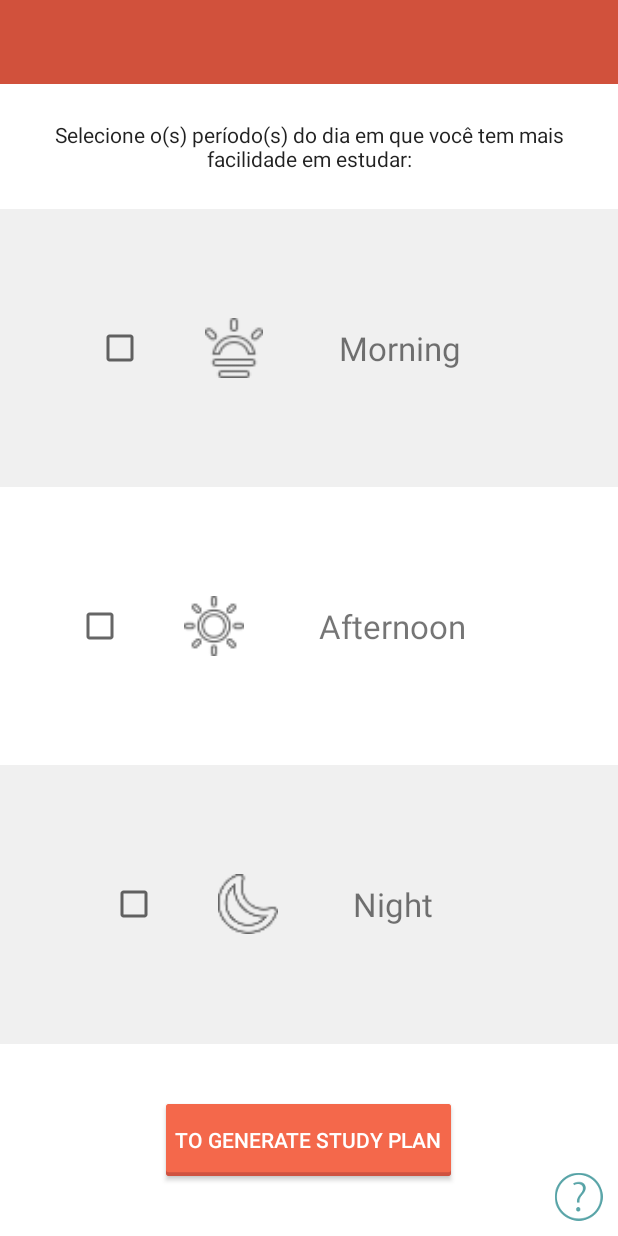
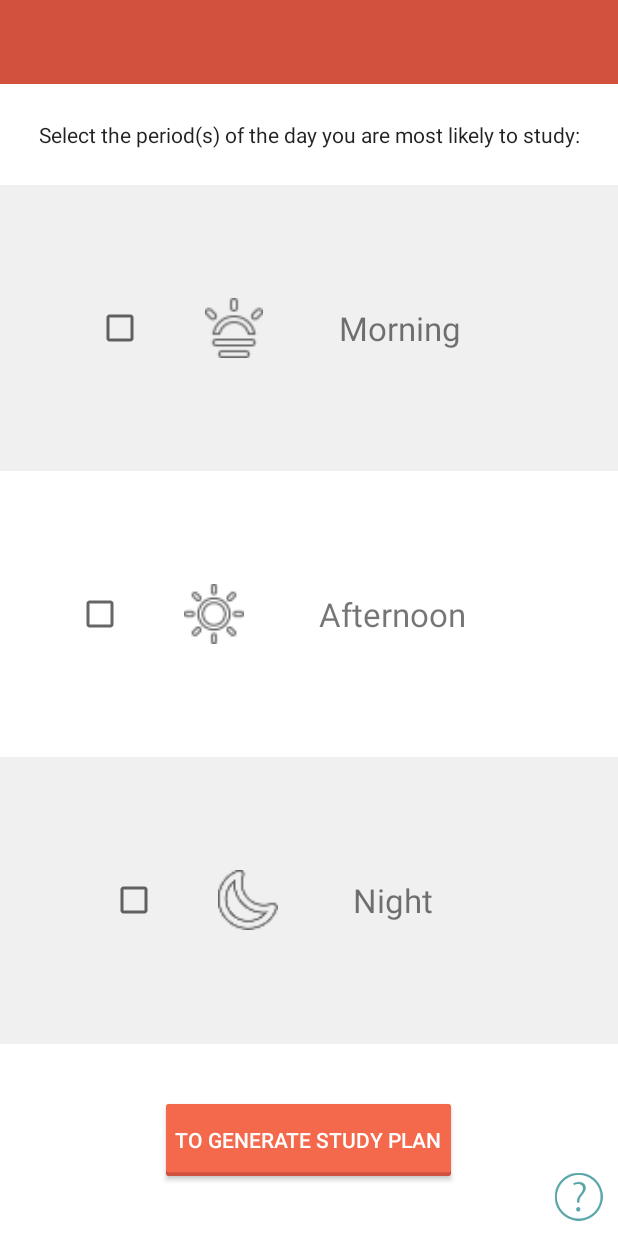
Before and after one commit to victorjatoba/SmartStudyPlan, an Android app: the layout activity_ease_of_learning.xml on its own in the app's theme, with its tools: preview values and no code run, on a phone screen of 412 x 824 dp. Run offline under Robolectric (Android 15) with nearby library versions, the light colour scheme and no system bars.

Commit message:
Fixed issue english language.

```diff
--- a/app/src/main/res/values/strings.xml
+++ b/app/src/main/res/values/strings.xml
@@ -49,7 +49,7 @@
     <string name="unavailable">Unavailable</string>
     <string name="little_available">Low availability (until 3h)</string>
     <string name="available">Available (until 5h)</string>
-    <string name="ease_of_learning_text">Selecione o(s) período(s) do dia em que você tem mais facilidade em estudar:</string>
+    <string name="ease_of_learning_text">Select the period(s) of the day you are most likely to study:</string>
     <string name="morning">Morning</string>
     <string name="afternoon">Afternoon</string>
     <string name="night">Night</string>
```
Also changed, not shown: 2 other files.
